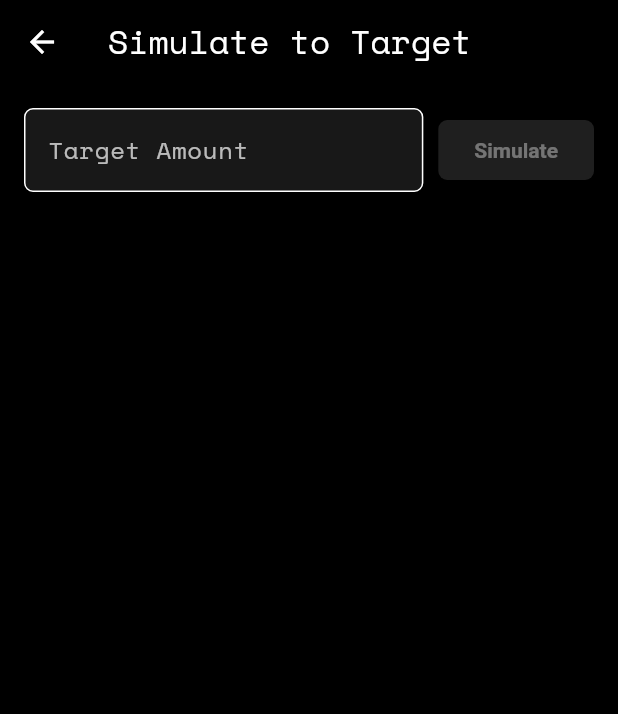
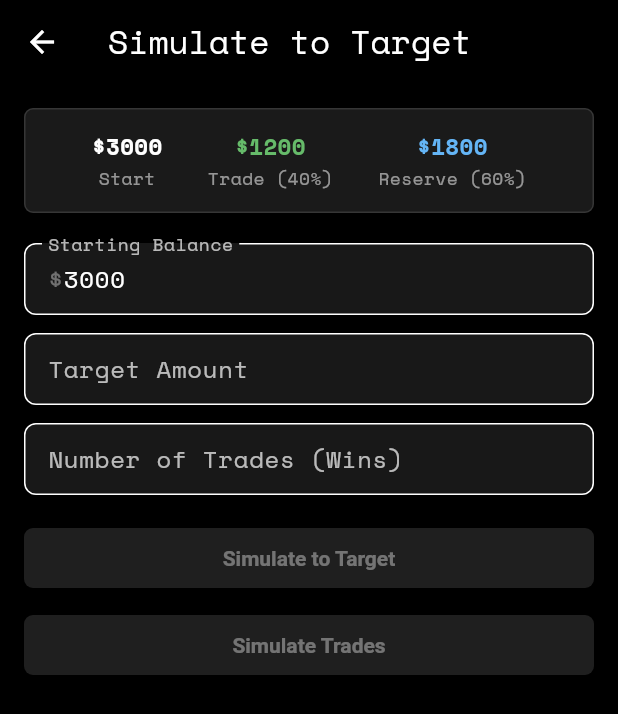
Before and after one commit to 19bk/TCLU, a Flutter app: the screen it shows after launch, after a tap on "Simulate to Target", on a phone screen of 412 x 824 dp. Shown: the top 714 px of the screen. Run offline on Flutter 3.47's test engine with Material 3 defaults, Android fonts, the light colour scheme and no system bars; our stand-ins replace flutter_local_notifications, google_fonts.

Commit message:
modified:   Rebalance/trade_grow/lib/screens/home_screen.dart 	modified:   Rebalance/trade_grow/lib/screens/simulation_screen.dart 	modified:   Rebalance/trade_grow/lib/widgets/balance_card.dart 	modified:   Rebalance/trade_grow/lib/widgets/trade_log_widget.dart

```diff
--- a/Rebalance/trade_grow/lib/screens/home_screen.dart
+++ b/Rebalance/trade_grow/lib/screens/home_screen.dart
@@ -146,10 +146,19 @@ class _HomeScreenState extends State<HomeScreen> {
                   ),
                   const SizedBox(height: 24),
                   ElevatedButton(
+                    style: ElevatedButton.styleFrom(
+                      backgroundColor: Colors.grey[900],
+                      foregroundColor: Colors.white,
+                      textStyle: const TextStyle(fontWeight: FontWeight.bold),
+                      shape: RoundedRectangleBorder(
+                        borderRadius: BorderRadius.circular(6),
+                      ),
+                      elevation: 0,
+                    ),
                     onPressed: _goToSimulation,
                     child: const Text('Simulate to Target'),
                   ),
-                  const SizedBox(height: 24),
+                  const SizedBox(height: 12),
                   Expanded(
                     child: TradeLogWidget(
                       tradeHistory: tradeState.tradeHistory,
--- a/Rebalance/trade_grow/lib/screens/simulation_screen.dart
+++ b/Rebalance/trade_grow/lib/screens/simulation_screen.dart
@@ -12,18 +12,31 @@ class SimulationScreen extends StatefulWidget {
 
 class _SimulationScreenState extends State<SimulationScreen> {
   final _targetController = TextEditingController();
+  final _startController = TextEditingController();
+  final _numTradesController = TextEditingController();
   double? targetAmount;
+  double? startAmount;
+  int? numTrades;
   List<TradeLog>? simulationLog;
+
+  @override
+  void initState() {
+    super.initState();
+    startAmount = widget.startingCapital;
+    _startController.text = widget.startingCapital.toStringAsFixed(0);
+  }
 
   @override
   void dispose() {
     _targetController.dispose();
+    _startController.dispose();
+    _numTradesController.dispose();
     super.dispose();
   }
 
   void _onSimulateToTarget() {
-    if (targetAmount == null || targetAmount! <= 0) return;
-    final simState = TradeState(initialCapital: widget.startingCapital);
+    if (targetAmount == null || targetAmount! <= 0 || startAmount == null || startAmount! <= 0) return;
+    final simState = TradeState(initialCapital: startAmount!);
     final List<TradeLog> simLog = [];
     while (simState.totalCapital < targetAmount!) {
       simState.simulateWin();
@@ -35,15 +48,38 @@ class _SimulationScreenState extends State<SimulationScreen> {
     });
   }
 
-  Widget _buildSummary() {
-    if (simulationLog == null || simulationLog!.isEmpty) return const SizedBox.shrink();
-    final trades = simulationLog!.length;
-    final finalCapital = simulationLog!.last.totalCapital;
-    final totalGain = finalCapital - widget.startingCapital;
-    final rebalances = simulationLog!.where((log) => log.wasRebalanced).length;
+  void _onSimulateNumTrades() {
+    if (numTrades == null || numTrades! <= 0 || startAmount == null || startAmount! <= 0) return;
+    final simState = TradeState(initialCapital: startAmount!);
+    final List<TradeLog> simLog = [];
+    for (int i = 0; i < numTrades!; i++) {
+      simState.simulateWin();
+      simLog.add(simState.tradeHistory.last);
+    }
+    setState(() {
+      simulationLog = simLog;
+    });
+  }
+
+  InputDecoration _inputDecoration(String label, {String? prefix}) {
+    return InputDecoration(
+      labelText: label,
+      prefixText: prefix,
+      contentPadding: const EdgeInsets.symmetric(vertical: 10, horizontal: 12),
+      border: OutlineInputBorder(
+        borderRadius: BorderRadius.circular(8),
+      ),
+    );
+  }
+
+  Widget _buildStatsBar() {
+    final trade = (startAmount ?? 0) * 0.4;
+    final reserve = (startAmount ?? 0) * 0.6;
+    final mutedGreen = Colors.green[400];
+    final mutedBlue = Colors.blue[300];
     return Container(
-      margin: const EdgeInsets.only(bottom: 16),
-      padding: const EdgeInsets.all(12),
+      margin: const EdgeInsets.only(bottom: 20),
+      padding: const EdgeInsets.all(14),
       decoration: BoxDecoration(
         color: Colors.white10,
         borderRadius: BorderRadius.circular(6),
@@ -52,22 +88,47 @@ class _SimulationScreenState extends State<SimulationScreen> {
       child: Row(
         mainAxisAlignment: MainAxisAlignment.spaceEvenly,
         children: [
-          _summaryItem('Trades', trades.toString()),
-          _summaryItem('Final', '\u0024${finalCapital.toStringAsFixed(2)}'),
-          _summaryItem('Gain', '\u0024${totalGain.toStringAsFixed(2)}'),
-          _summaryItem('Rebalances', rebalances.toString()),
+          _statsItem('Start', '\u0024${(startAmount ?? 0).toStringAsFixed(0)}'),
+          _statsItem('Trade (40%)', '\u0024${trade.toStringAsFixed(0)}', valueColor: mutedGreen),
+          _statsItem('Reserve (60%)', '\u0024${reserve.toStringAsFixed(0)}', valueColor: mutedBlue),
         ],
       ),
     );
   }
 
-  Widget _summaryItem(String label, String value) {
+  Widget _statsItem(String label, String value, {Color? valueColor}) {
     return Column(
       children: [
-        Text(value, style: const TextStyle(color: Colors.white, fontWeight: FontWeight.bold, fontSize: 15)),
+        Text(value, style: TextStyle(color: valueColor ?? Colors.white, fontWeight: FontWeight.bold, fontSize: 15)),
         const SizedBox(height: 2),
         Text(label, style: const TextStyle(color: Colors.white54, fontSize: 12)),
       ],
+    );
+  }
+
+  Widget _buildSummary() {
+    if (simulationLog == null || simulationLog!.isEmpty) return const SizedBox.shrink();
+    final trades = simulationLog!.length;
+    final finalCapital = simulationLog!.last.totalCapital;
+    final totalGain = finalCapital - (startAmount ?? 0);
+    final rebalances = simulationLog!.where((log) => log.wasRebalanced).length;
+    return Container(
+      margin: const EdgeInsets.only(bottom: 18),
+      padding: const EdgeInsets.all(14),
+      decoration: BoxDecoration(
+        color: Colors.white10,
+        borderRadius: BorderRadius.circular(6),
+        border: Border.all(color: Colors.white12, width: 1),
+      ),
+      child: Row(
+        mainAxisAlignment: MainAxisAlignment.spaceEvenly,
+        children: [
+          _statsItem('Trades', trades.toString()),
+          _statsItem('Final', '\u0024${finalCapital.toStringAsFixed(0)}'),
+          _statsItem('Gain', '\u0024${totalGain.toStringAsFixed(0)}'),
+          _statsItem('Rebalances', rebalances.toString()),
+        ],
+      ),
     );
   }
 
@@ -78,6 +139,8 @@ class _SimulationScreenState extends State<SimulationScreen> {
         title: const Text('Simulate to Target'),
       ),
       body: SafeArea(
+        child: SingleChildScrollView(
+          padding: const EdgeInsets.symmetric(horizontal: 0, vertical: 0),
           child: Center(
             child: ConstrainedBox(
               constraints: const BoxConstraints(maxWidth: 600),
@@ -86,40 +149,69 @@ class _SimulationScreenState extends State<SimulationScreen> {
                 child: Column(
                   crossAxisAlignment: CrossAxisAlignment.stretch,
                   children: [
-                  Row(
-                    children: [
-                      Expanded(
-                        child: TextField(
+                    _buildStatsBar(),
+                    TextField(
+                      controller: _startController,
+                      keyboardType: TextInputType.numberWithOptions(decimal: true),
+                      style: const TextStyle(color: Colors.white),
+                      decoration: _inputDecoration('Starting Balance', prefix: '\u0024'),
+                      onChanged: (val) {
+                        setState(() {
+                          startAmount = double.tryParse(val);
+                        });
+                      },
+                    ),
+                    const SizedBox(height: 12),
+                    TextField(
                       controller: _targetController,
                       keyboardType: TextInputType.numberWithOptions(decimal: true),
                       style: const TextStyle(color: Colors.white),
-                          decoration: const InputDecoration(
-                            labelText: 'Target Amount',
-                            prefixText: '\u0024',
-                          ),
+                      decoration: _inputDecoration('Target Amount', prefix: '\u0024'),
                       onChanged: (val) {
                         setState(() {
                           targetAmount = double.tryParse(val);
                         });
                       },
                     ),
+                    const SizedBox(height: 12),
+                    TextField(
+                      controller: _numTradesController,
+                      keyboardType: TextInputType.numberWithOptions(decimal: false),
+                      style: const TextStyle(color: Colors.white),
+                      decoration: _inputDecoration('Number of Trades (Wins)'),
+                      onChanged: (val) {
+                        setState(() {
+                          numTrades = int.tryParse(val);
+                        });
+                      },
                     ),
-                      const SizedBox(width: 10),
+                    const SizedBox(height: 18),
+                    Column(
+                      crossAxisAlignment: CrossAxisAlignment.stretch,
+                      children: [
                         ElevatedButton(
-                        onPressed: (targetAmount != null && targetAmount! > 0)
+                          onPressed: (targetAmount != null && targetAmount! > 0 && startAmount != null && startAmount! > 0)
                               ? _onSimulateToTarget
                               : null,
-                        child: const Text('Simulate'),
+                          child: const Text('Simulate to Target'),
+                        ),
+                        const SizedBox(height: 10),
+                        ElevatedButton(
+                          onPressed: (numTrades != null && numTrades! > 0 && startAmount != null && startAmount! > 0)
+                              ? _onSimulateNumTrades
+                              : null,
+                          child: const Text('Simulate Trades'),
                         ),
                       ],
                     ),
-                  const SizedBox(height: 18),
+                    const SizedBox(height: 22),
                     _buildSummary(),
                     if (simulationLog != null) ...[
                       const Text('Simulation Log', style: TextStyle(color: Colors.white, fontWeight: FontWeight.bold)),
                       const SizedBox(height: 8),
-                    Expanded(
-                      child: TradeLogWidget(tradeHistory: simulationLog!),
+                      TradeLogWidget(
+                        tradeHistory: simulationLog!,
+                        showTitle: false,
                       ),
                     ]
                   ],
@@ -128,6 +220,7 @@ class _SimulationScreenState extends State<SimulationScreen> {
             ),
           ),
         ),
+      ),
     );
   }
 }
--- a/Rebalance/trade_grow/lib/widgets/balance_card.dart
+++ b/Rebalance/trade_grow/lib/widgets/balance_card.dart
@@ -34,7 +34,7 @@ class BalanceCard extends StatelessWidget {
               ),
               const Spacer(),
               Text(
-                '\u0024${totalCapital.toStringAsFixed(2)}',
+                '\u0024${totalCapital.toStringAsFixed(0)}',
                 style: TextStyle(color: Colors.white, fontSize: 22, fontWeight: FontWeight.bold, letterSpacing: 1.2),
               ),
             ],
@@ -69,12 +69,12 @@ class BalanceCard extends StatelessWidget {
             Text(label, style: TextStyle(color: Colors.white60, fontSize: 12)),
             const SizedBox(height: 2),
             Text(
-              '\u0024${value.toStringAsFixed(2)}',
+              '\u0024${value.toStringAsFixed(0)}',
               style: TextStyle(color: Colors.white, fontSize: 15, fontWeight: FontWeight.bold, letterSpacing: 1.1),
             ),
             const SizedBox(height: 1),
             Text(
-              '(${(value / total * 100).toStringAsFixed(1)}%)',
+              '(${(value / total * 100).round()}%)',
               style: TextStyle(color: Colors.white30, fontSize: 11),
             ),
           ],
--- a/Rebalance/trade_grow/lib/widgets/trade_log_widget.dart
+++ b/Rebalance/trade_grow/lib/widgets/trade_log_widget.dart
@@ -3,10 +3,12 @@ import '../models/trade_state.dart';
 
 class TradeLogWidget extends StatelessWidget {
   final List<TradeLog> tradeHistory;
+  final bool showTitle;
 
   const TradeLogWidget({
     super.key,
     required this.tradeHistory,
+    this.showTitle = true,
   });
 
   @override
@@ -14,6 +16,7 @@ class TradeLogWidget extends StatelessWidget {
     return Column(
       crossAxisAlignment: CrossAxisAlignment.stretch,
       children: [
+        if (showTitle) ...[
           Text(
             'Trade Log',
             style: Theme.of(context).textTheme.titleMedium?.copyWith(
@@ -22,13 +25,8 @@ class TradeLogWidget extends StatelessWidget {
                 ),
           ),
           const SizedBox(height: 8),
+        ],
         Expanded(
-          child: Container(
-            decoration: BoxDecoration(
-              color: Theme.of(context).cardColor,
-              borderRadius: BorderRadius.circular(6),
-              border: Border.all(color: Colors.white12, width: 1),
-            ),
           child: tradeHistory.isEmpty
               ? const Center(
                   child: Text(
@@ -40,12 +38,16 @@ class TradeLogWidget extends StatelessWidget {
                   ),
                 )
               : ListView.separated(
-                    padding: const EdgeInsets.all(10),
+                  padding: EdgeInsets.zero,
                   itemCount: tradeHistory.length,
                   separatorBuilder: (_, __) => const Divider(height: 1, color: Colors.white12),
                   itemBuilder: (context, index) {
                     final trade = tradeHistory[index];
                     final tradeNumber = index + 1;
+                    final mutedGreen = Colors.green[400];
+                    final mutedRed = Colors.red[400];
+                    final isWin = trade.gain != null && trade.gain! > 0;
+                    final isLoss = trade.loss != null && trade.loss! > 0;
                     return Padding(
                       padding: const EdgeInsets.symmetric(vertical: 6, horizontal: 2),
                       child: Row(
@@ -66,46 +68,37 @@ class TradeLogWidget extends StatelessWidget {
                               children: [
                                 Row(
                                   children: [
+                                    if (isWin)
                                       Text(
-                                        'Trade $tradeNumber: ${trade.isWin ? "Win" : "Loss"}',
+                                        '+\$${trade.gain!.round()}',
                                         style: TextStyle(
+                                          color: mutedGreen,
                                           fontWeight: FontWeight.bold,
                                           fontSize: 14,
-                                          color: trade.isWin ? Colors.green : Colors.red,
+                                        ),
+                                      )
+                                    else if (isLoss)
+                                      Text(
+                                        '-\$${trade.loss!.round()}',
+                                        style: TextStyle(
+                                          color: mutedRed,
+                                          fontWeight: FontWeight.bold,
+                                          fontSize: 14,
                                         ),
                                       ),
                                     const SizedBox(width: 8),
-                                      if (trade.gain != null)
                                     Text(
-                                          '+\u0024${trade.gain!.toStringAsFixed(2)}',
-                                          style: const TextStyle(
-                                            color: Colors.green,
-                                            fontWeight: FontWeight.bold,
-                                            fontSize: 13,
-                                          ),
-                                        )
-                                      else if (trade.loss != null)
-                                        Text(
-                                          '-\u0024${trade.loss!.toStringAsFixed(2)}',
-                                          style: const TextStyle(
-                                            color: Colors.red,
-                                            fontWeight: FontWeight.bold,
-                                            fontSize: 13,
-                                          ),
-                                        ),
-                                    ],
-                                  ),
-                                  const SizedBox(height: 2),
-                                  Text(
-                                    'Trade: \u0024${trade.tradeBalance.toStringAsFixed(2)} | Reserve: \u0024${trade.reserveBalance.toStringAsFixed(2)}',
+                                      'Trade: \$${trade.tradeBalance.round()} | Reserve: \$${trade.reserveBalance.round()}',
                                       style: const TextStyle(
                                         color: Colors.white60,
                                         fontSize: 12,
                                       ),
                                     ),
+                                  ],
+                                ),
                                 if (trade.transferredFromReserve != null && trade.transferredFromReserve! > 0)
                                   Text(
-                                      'Restored trade balance: +\u0024${trade.transferredFromReserve!.toStringAsFixed(2)} from reserve',
+                                    'Restored trade balance: +\$${trade.transferredFromReserve!.round()} from reserve',
                                     style: const TextStyle(
                                       color: Colors.white54,
                                       fontSize: 12,
@@ -130,7 +123,6 @@ class TradeLogWidget extends StatelessWidget {
                   },
                 ),
         ),
-        ),
       ],
     );
   }
```
Lines whose indentation alone changed are shown as unchanged.
